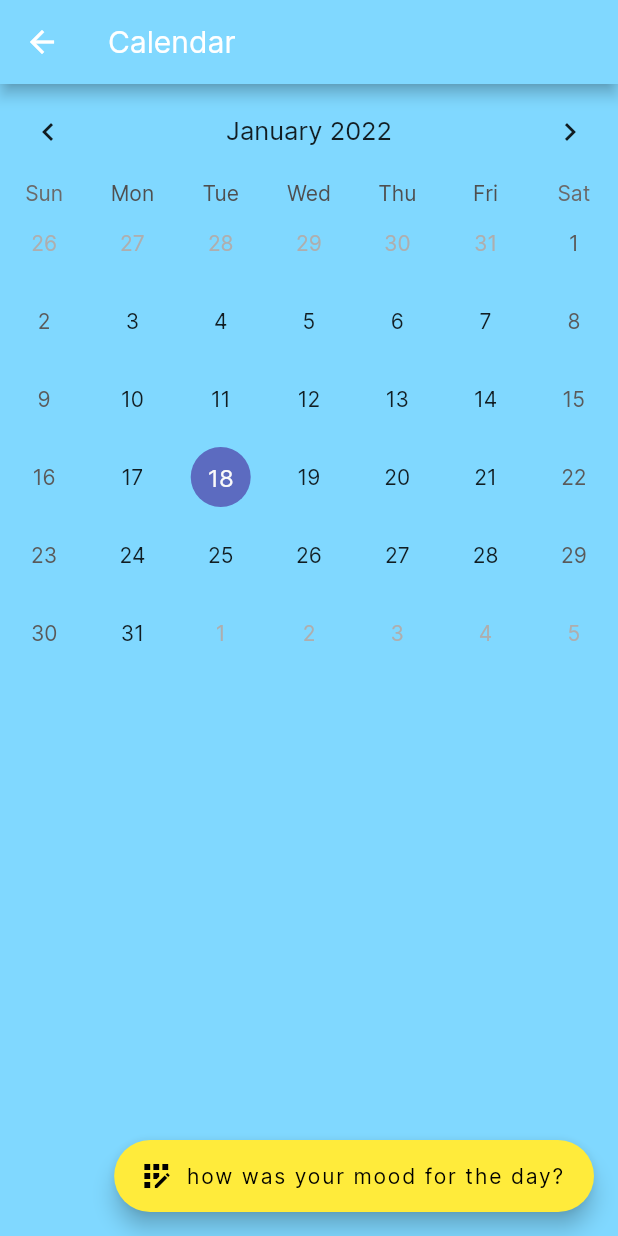
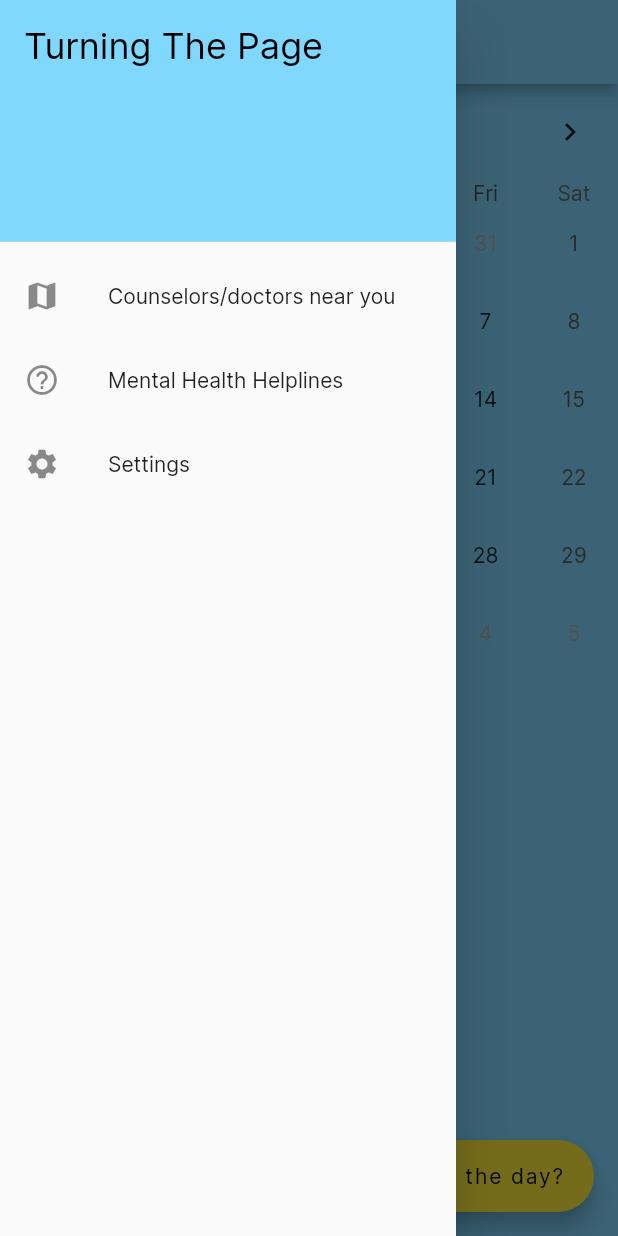
Before and after one commit to Osama-cs/Turbing_The_Page, a Flutter app: the Calendar screen opened directly, with the side drawer open (before the commit the screen has no drawer), on a phone screen of 412 x 824 dp. Run offline on Flutter 3.47's test engine with Material 2 defaults, Android fonts, the phone set to English and light mode, and no system bars; drawn by our look-alikes of table_calendar; our stand-ins replace cloud_firestore, date_format, firebase_auth, firebase_core, google_maps_flutter; missing offline and left inert: bulleted_list; accounts and stored records are empty.

Commit message:
Fixed up some of the code quality of the application.

```diff
--- a/lib/src/calendar.dart
+++ b/lib/src/calendar.dart
@@ -2,7 +2,11 @@ import 'package:cloud_firestore/cloud_firestore.dart';
 import 'package:firebase_auth/firebase_auth.dart';
 import 'package:flutter/material.dart';
 import 'package:individualproject/model/event.dart';
+import 'package:individualproject/src/settingspage.dart';
 import 'package:table_calendar/table_calendar.dart';
+
+import 'gpnearme.dart';
+import 'helplinespage.dart';
 
 class Calendar extends StatefulWidget {
   const Calendar({Key? key}) : super(key: key);
@@ -40,7 +44,62 @@ class _CalendarState extends State<Calendar> {
       resizeToAvoidBottomInset: false,
       appBar: AppBar(
         backgroundColor: Colors.lightBlueAccent.shade100,
-        title: const Text("Calendar"),
+        title: const Text(
+          "Calendar",
+          style: TextStyle(
+            color: Colors.black,
+          ),
+        ),
+      ),
+      drawer: Drawer(
+        child: ListView(
+          padding: EdgeInsets.zero,
+          children: <Widget>[
+            DrawerHeader(
+              decoration: BoxDecoration(
+                color: Colors.lightBlueAccent.shade100,
+              ),
+              child: const Text(
+                "Turning The Page",
+                style: TextStyle(
+                  color: Colors.black,
+                  fontSize: 24,
+                ),
+              ),
+            ),
+            ListTile(
+              leading: const Icon(Icons.map),
+              title: const Text('Counselors/doctors near you'),
+              onTap: () {
+                Navigator.push(
+                  context,
+                  MaterialPageRoute(builder: (context) => const GPNearMePage()),
+                );
+              },
+            ),
+            ListTile(
+              leading: const Icon(Icons.help_outline_rounded),
+              title: const Text('Mental Health Helplines'),
+              onTap: () {
+                Navigator.push(
+                  context,
+                  MaterialPageRoute(
+                      builder: (context) => const HelplinesPage()),
+                );
+              },
+            ),
+            ListTile(
+              leading: const Icon(Icons.settings),
+              title: const Text('Settings'),
+              onTap: () {
+                Navigator.push(
+                  context,
+                  MaterialPageRoute(builder: (context) => const SettingsPage()),
+                );
+              },
+            ),
+          ],
+        ),
       ),
       backgroundColor: Colors.lightBlueAccent.shade100,
       body: SafeArea(
--- a/lib/src/gpnearme.dart
+++ b/lib/src/gpnearme.dart
@@ -1,7 +1,6 @@
 import 'package:flutter/cupertino.dart';
 import 'package:flutter/material.dart';
 import 'package:google_maps_flutter/google_maps_flutter.dart';
-import 'package:location/location.dart';
 
 class GPNearMePage extends StatefulWidget {
   const GPNearMePage({Key? key}) : super(key: key);
@@ -51,7 +50,7 @@ class _GPNearMePageState extends State<GPNearMePage> {
             ),
           ),
           leading: IconButton(
-            icon: Icon(Icons.arrow_back, color: Colors.black),
+            icon: const Icon(Icons.arrow_back, color: Colors.black),
             onPressed: () => Navigator.of(context).pop(),
           ),
         ),
--- a/lib/src/helplinespage.dart
+++ b/lib/src/helplinespage.dart
@@ -23,7 +23,7 @@ class _HelplinesPageState extends State<HelplinesPage> {
             ),
           ),
           leading: IconButton(
-            icon: Icon(Icons.arrow_back, color: Colors.black),
+            icon: const Icon(Icons.arrow_back, color: Colors.black),
             onPressed: () => Navigator.of(context).pop(),
           ),
         ),
--- a/lib/src/homepage.dart
+++ b/lib/src/homepage.dart
@@ -36,15 +36,15 @@ class _HomePageState extends State<HomePage> {
           backgroundColor: Colors.lightBlueAccent.shade100,
           items: [
             BottomNavigationBarItem(
-                icon: Icon(Icons.menu_book_rounded),
+                icon: const Icon(Icons.menu_book_rounded),
                 label: 'Diary Entries',
                 backgroundColor: Colors.lightBlueAccent.shade100),
             BottomNavigationBarItem(
-                icon: Icon(Icons.list_alt_rounded),
+                icon: const Icon(Icons.list_alt_rounded),
                 label: 'To-do List',
                 backgroundColor: Colors.lightBlueAccent.shade100),
             BottomNavigationBarItem(
-                icon: Icon(Icons.calendar_today_rounded),
+                icon: const Icon(Icons.calendar_today_rounded),
                 label: 'Calender',
                 backgroundColor: Colors.lightBlueAccent.shade100),
           ],
--- a/lib/src/loginpage.dart
+++ b/lib/src/loginpage.dart
@@ -1,5 +1,4 @@
 import 'package:firebase_auth/firebase_auth.dart';
-import 'package:firebase_core/firebase_core.dart';
 import 'package:provider/provider.dart';
 import 'package:flutter/material.dart';
 import 'package:individualproject/db/firebaseservices.dart';
--- a/lib/src/settingspage.dart
+++ b/lib/src/settingspage.dart
@@ -14,6 +14,7 @@ class SettingsPage extends StatefulWidget {
 class _SettingsPageState extends State<SettingsPage> {
   User? firebaseUser = FirebaseAuth.instance.currentUser;
 
+  @override
   Widget build(BuildContext context) {
     return MaterialApp(
       home: Scaffold(
@@ -26,7 +27,7 @@ class _SettingsPageState extends State<SettingsPage> {
             ),
           ),
           leading: IconButton(
-            icon: Icon(Icons.arrow_back, color: Colors.black),
+            icon: const Icon(Icons.arrow_back, color: Colors.black),
             onPressed: () => Navigator.of(context).pop(),
           ),
         ),
@@ -44,7 +45,7 @@ class _SettingsPageState extends State<SettingsPage> {
                   );
                 }
               },
-              child: Text("Sign out"),
+              child: const Text("Sign out"),
             ),
           ),
         ),
--- a/lib/src/signuppage.dart
+++ b/lib/src/signuppage.dart
@@ -1,6 +1,5 @@
 import 'package:cloud_firestore/cloud_firestore.dart';
 import 'package:firebase_auth/firebase_auth.dart';
-import 'package:firebase_core/firebase_core.dart';
 import 'package:flutter/material.dart';
 import 'package:individualproject/db/firebaseservices.dart';
 import 'package:individualproject/src/loginpage.dart';
@@ -132,7 +131,7 @@ class _SignupPageState extends State<SignupPage> {
                             },
                             obscureText: true,
                             decoration: const InputDecoration(
-                              hintText: 'Password',
+                              hintText: 'Confirm Passwords',
                               hintStyle: TextStyle(
                                   fontSize: 16,
                                   fontWeight: FontWeight.w600,
--- a/lib/src/writeadiary.dart
+++ b/lib/src/writeadiary.dart
@@ -13,7 +13,7 @@ class WriteADiary extends StatefulWidget {
 class _WriteADiaryState extends State<WriteADiary> {
   final _formKey2 = GlobalKey<FormState>();
 
-  bool _isProcessing = false;
+  final bool _isProcessing = false;
 
   final TextEditingController _timeController = TextEditingController();
   final TextEditingController _titleController = TextEditingController();
--- a/lib/src/writeatodolist.dart
+++ b/lib/src/writeatodolist.dart
@@ -1,5 +1,4 @@
 import 'package:cloud_firestore/cloud_firestore.dart';
-import 'package:date_field/date_field.dart';
 import 'package:date_format/date_format.dart';
 import 'package:firebase_auth/firebase_auth.dart';
 import 'package:flutter/material.dart';
```
Also changed, not shown: lib/main.dart (+6 -4 lines), lib/src/diaryentries.dart (+65 -2 lines), lib/src/todoentries.dart (+12 -9 lines).
